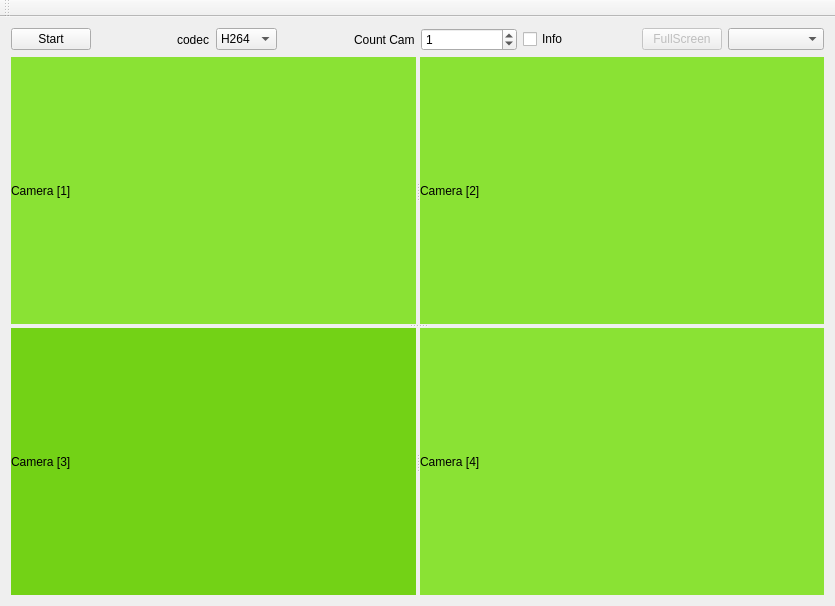
First picture: the form in ViwerVideo/mainwindow.ui, repository werasaimon/VideoCameras_PiplineStream, before the edit.
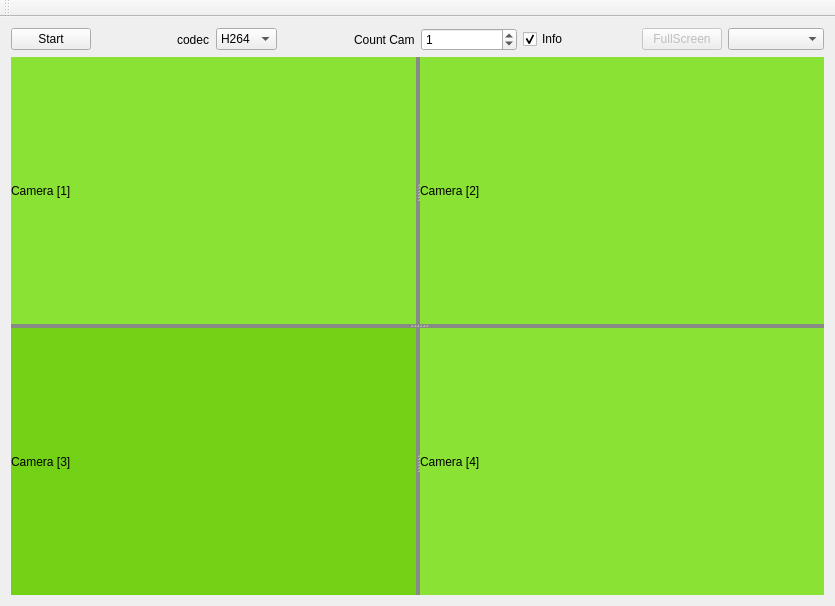
Second picture: the form after the edit. Custom widgets are drawn as their Qt base class.

```diff
--- a/ViwerVideo/mainwindow.ui
+++ b/ViwerVideo/mainwindow.ui
@@ -67,6 +67,9 @@
         <property name="text">
          <string>Info</string>
         </property>
+        <property name="checked">
+         <bool>true</bool>
+        </property>
        </widget>
       </item>
       <item alignment="Qt::AlignRight">
@@ -86,6 +89,15 @@
     </item>
     <item row="1" column="0">
      <widget class="QSplitter" name="splitter_3">
+      <property name="sizePolicy">
+       <sizepolicy hsizetype="Preferred" vsizetype="Expanding">
+        <horstretch>0</horstretch>
+        <verstretch>0</verstretch>
+       </sizepolicy>
+      </property>
+      <property name="styleSheet">
+       <string notr="true">background-color: rgb(136, 138, 133);</string>
+      </property>
       <property name="orientation">
        <enum>Qt::Vertical</enum>
       </property>
```
Left out of the diff: 5 changed lines with no effect on the pictures.
